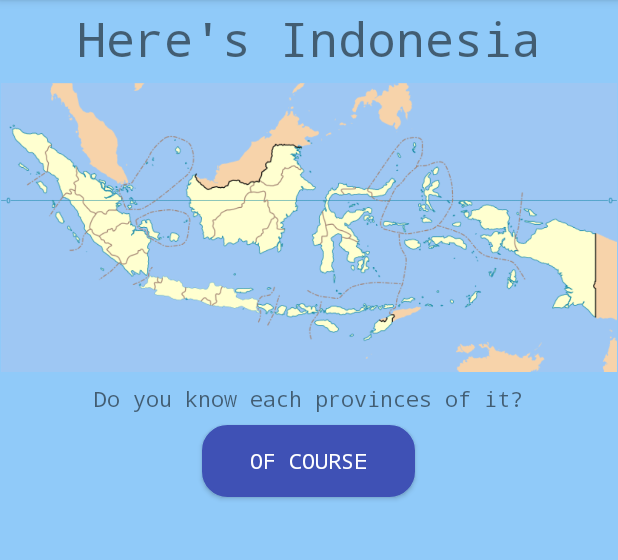
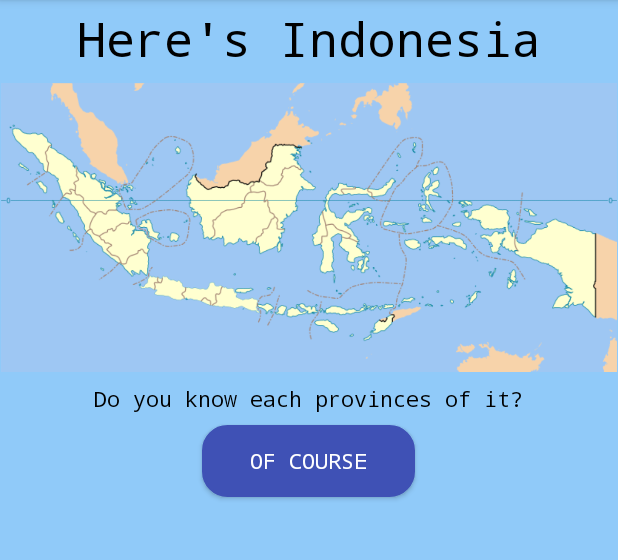
Before and after one commit to faqiharifian/GeographicQuiz, an Android app: the screen it shows after launch (MainActivity), on a phone screen of 412 x 824 dp, the part 84-644 px from its top. Run offline under Robolectric (Android 15) with nearby library versions, the phone set to English and light mode, and no system bars.

Commit message:
change package, add input name and finishing

```diff
--- /dev/null
+++ b/app/src/main/java/com/arifian/udacity/geographicquiz/MainActivity.java
@@ -0,0 +1,57 @@
+package com.arifian.udacity.geographicquiz;
+
+import android.content.DialogInterface;
+import android.content.Intent;
+import android.os.Bundle;
+import android.support.v7.app.AlertDialog;
+import android.support.v7.app.AppCompatActivity;
+import android.view.View;
+import android.widget.EditText;
+import android.widget.LinearLayout;
+import android.widget.Toast;
+
+public class MainActivity extends AppCompatActivity {
+    EditText nameEditText;
+    AlertDialog alertDialog;
+
+    @Override
+    protected void onCreate(Bundle savedInstanceState) {
+        super.onCreate(savedInstanceState);
+        setContentView(R.layout.activity_main);
+
+        AlertDialog.Builder builder = new AlertDialog.Builder(MainActivity.this);
+        builder.setTitle(getString(R.string.your_name));
+        builder.setPositiveButton("OK", new DialogInterface.OnClickListener() {
+            @Override
+            public void onClick(DialogInterface dialog, int which) {
+                if(nameEditText.getText().toString().equals("")){
+                    Toast.makeText(MainActivity.this, getString(R.string.please_tell_me), Toast.LENGTH_LONG).show();
+                }else{
+                    Intent intent = new Intent(MainActivity.this, QuizActivity.class);
+                    intent.putExtra(QuizActivity.KEY_NAME, nameEditText.getText().toString());
+                    startActivity(intent);
+                }
+            }
+        });
+
+        alertDialog = builder.create();
+        nameEditText = new EditText(MainActivity.this);
+        LinearLayout.LayoutParams lp = new LinearLayout.LayoutParams(
+                LinearLayout.LayoutParams.MATCH_PARENT,
+                LinearLayout.LayoutParams.MATCH_PARENT);
+        nameEditText.setLayoutParams(lp);
+        nameEditText.setPadding(
+                getResources().getDimensionPixelSize(R.dimen.activity_horizontal_margin),
+                nameEditText.getPaddingTop(),
+                getResources().getDimensionPixelSize(R.dimen.activity_horizontal_margin),
+                nameEditText.getPaddingBottom());
+        alertDialog.setView(nameEditText);
+
+        findViewById(R.id.start_button).setOnClickListener(new View.OnClickListener() {
+            @Override
+            public void onClick(View v) {
+                alertDialog.show();
+            }
+        });
+    }
+}
--- a/app/src/main/java/com/arifian/udacity/whatsitscapitalname/entities/Province.java
+++ b/app/src/main/java/com/arifian/udacity/geographicquiz/entities/Province.java
@@ -1,4 +1,4 @@
-package com.arifian.udacity.whatsitscapitalname.entities;
+package com.arifian.udacity.geographicquiz.entities;
 
 import java.io.Serializable;
 
--- a/app/src/main/java/com/arifian/udacity/whatsitscapitalname/entities/Question.java
+++ b/app/src/main/java/com/arifian/udacity/geographicquiz/entities/Question.java
@@ -1,4 +1,4 @@
-package com.arifian.udacity.whatsitscapitalname.entities;
+package com.arifian.udacity.geographicquiz.entities;
 
 import java.io.Serializable;
 
--- a/app/src/main/java/com/arifian/udacity/whatsitscapitalname/view/ViewPager.java
+++ b/app/src/main/java/com/arifian/udacity/geographicquiz/view/ViewPager.java
@@ -1,4 +1,4 @@
-package com.arifian.udacity.whatsitscapitalname.view;
+package com.arifian.udacity.geographicquiz.view;
 
 import android.content.Context;
 import android.util.AttributeSet;
--- a/app/src/main/java/com/arifian/udacity/whatsitscapitalname/MainActivity.java
+++ /dev/null
@@ -1,23 +0,0 @@
-package com.arifian.udacity.whatsitscapitalname;
-
-import android.content.Intent;
-import android.os.Bundle;
-import android.support.v7.app.AppCompatActivity;
-import android.view.View;
-
-public class MainActivity extends AppCompatActivity {
-
-    @Override
-    protected void onCreate(Bundle savedInstanceState) {
-        super.onCreate(savedInstanceState);
-        setContentView(R.layout.activity_main);
-
-        // Open Quiz Activity when button clicked
-        findViewById(R.id.start_button).setOnClickListener(new View.OnClickListener() {
-            @Override
-            public void onClick(View v) {
-                startActivity(new Intent(MainActivity.this, QuizActivity.class));
-            }
-        });
-    }
-}
--- /dev/null
+++ b/app/src/main/res/layout-land/activity_main.xml
@@ -0,0 +1,41 @@
+<?xml version="1.0" encoding="utf-8"?>
+<LinearLayout xmlns:android="http://schemas.android.com/apk/res/android"
+    xmlns:tools="http://schemas.android.com/tools"
+    android:layout_width="match_parent"
+    android:layout_height="match_parent"
+    android:orientation="vertical"
+    android:background="@drawable/indonesia"
+    tools:context="com.arifian.udacity.geographicquiz.MainActivity">
+
+    <TextView
+        android:layout_width="wrap_content"
+        android:layout_height="wrap_content"
+        android:layout_gravity="center_horizontal"
+        android:layout_marginTop="@dimen/vertical_space"
+        android:layout_marginBottom="@dimen/vertical_space"
+        android:textSize="32sp"
+        android:text="@string/heres_indonesia"/>
+
+    <TextView
+        android:layout_width="wrap_content"
+        android:layout_height="0dp"
+        android:layout_weight="1"/>
+    <TextView
+        android:layout_width="wrap_content"
+        android:layout_height="wrap_content"
+        android:layout_gravity="center_horizontal"
+        android:layout_marginTop="@dimen/vertical_space"
+        android:layout_marginBottom="@dimen/vertical_space"
+        android:gravity="center"
+        android:paddingLeft="50dp"
+        android:paddingRight="50dp"
+        android:text="@string/do_you_know"/>
+
+    <Button
+        android:id="@+id/start_button"
+        android:layout_width="wrap_content"
+        android:layout_height="wrap_content"
+        android:layout_gravity="center_horizontal"
+        android:text="@string/of_course"
+        style="@style/default_button"/>
+</LinearLayout>
--- a/app/src/main/res/layout/activity_main.xml
+++ b/app/src/main/res/layout/activity_main.xml
@@ -4,7 +4,7 @@
     android:layout_width="match_parent"
     android:layout_height="match_parent"
     android:background="@color/background"
-    tools:context="com.arifian.udacity.whatsitscapitalname.MainActivity">
+    tools:context="com.arifian.udacity.geographicquiz.MainActivity">
 
     <LinearLayout
         android:layout_width="match_parent"
--- a/app/src/main/res/layout/activity_quiz.xml
+++ b/app/src/main/res/layout/activity_quiz.xml
@@ -5,9 +5,9 @@
     android:layout_height="match_parent"
     android:orientation="vertical"
     android:background="@color/background"
-    tools:context="com.arifian.udacity.whatsitscapitalname.QuizActivity">
+    tools:context="com.arifian.udacity.geographicquiz.QuizActivity">
 
-    <com.arifian.udacity.whatsitscapitalname.view.ViewPager
+    <com.arifian.udacity.geographicquiz.view.ViewPager
         android:id="@+id/pager"
         android:layout_width="match_parent"
         android:layout_height="0dp"
--- a/app/src/main/res/layout/fragment_quiz.xml
+++ b/app/src/main/res/layout/fragment_quiz.xml
@@ -2,7 +2,7 @@
     xmlns:tools="http://schemas.android.com/tools"
     android:layout_width="match_parent"
     android:layout_height="wrap_content"
-    tools:context="com.arifian.udacity.whatsitscapitalname.fragment.QuizFragment">
+    tools:context="com.arifian.udacity.geographicquiz.fragment.QuizFragment">
 
     <LinearLayout
         android:layout_width="match_parent"
@@ -24,7 +24,8 @@
             android:layout_width="wrap_content"
             android:layout_height="wrap_content"
             android:layout_gravity="center_horizontal"
-            android:gravity="center_horizontal"/>
+            android:gravity="center_horizontal"
+            android:textSize="18sp"/>
         <FrameLayout
             android:id="@+id/options_framelayout"
             android:layout_width="wrap_content"
--- a/app/src/main/res/values/styles.xml
+++ b/app/src/main/res/values/styles.xml
@@ -7,6 +7,7 @@
         <item name="colorPrimaryDark">@color/colorPrimaryDark</item>
         <item name="colorAccent">@color/colorAccent</item>
         <item name="android:typeface">monospace</item>
+        <item name="android:textColor">@android:color/black</item>
     </style>
 
     <!-- Default style for buttons -->
```
Also changed, not shown: app/src/main/AndroidManifest.xml (+4 -4 lines), app/src/main/java/com/arifian/udacity/geographicquiz/QuizActivity.java (renamed from app/src/main/java/com/arifian/udacity/whatsitscapitalname/QuizActivity.java, +54 -9 lines), app/src/main/java/com/arifian/udacity/geographicquiz/ScoreActivity.java (renamed from app/src/main/java/com/arifian/udacity/whatsitscapitalname/ScoreActivity.java, +5 -2 lines), app/src/main/java/com/arifian/udacity/geographicquiz/adapter/QuizFragmentStatePagerAdapter.java (renamed from app/src/main/java/com/arifian/udacity/whatsitscapitalname/adapter/QuizFragmentStatePagerAdapter.java, +6 -6 lines), app/src/main/java/com/arifian/udacity/geographicquiz/fragment/QuizFragment.java (renamed from app/src/main/java/com/arifian/udacity/whatsitscapitalname/fragment/QuizFragment.java, +4 -4 lines), app/src/main/res/layout-land/fragment_quiz.xml (added, +46 -0 lines), app/src/main/res/layout/activity_score.xml (+11 -1 lines), app/src/main/res/values/strings.xml (+9 -3 lines), 4 other files.
